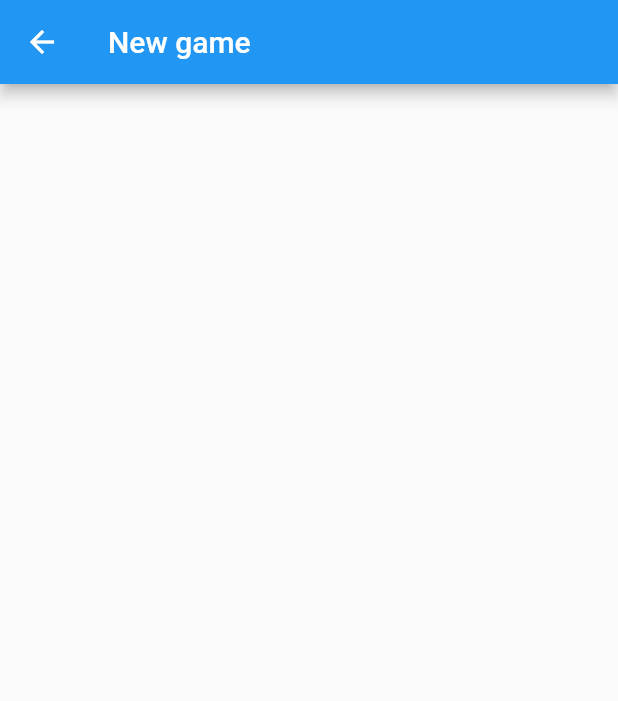
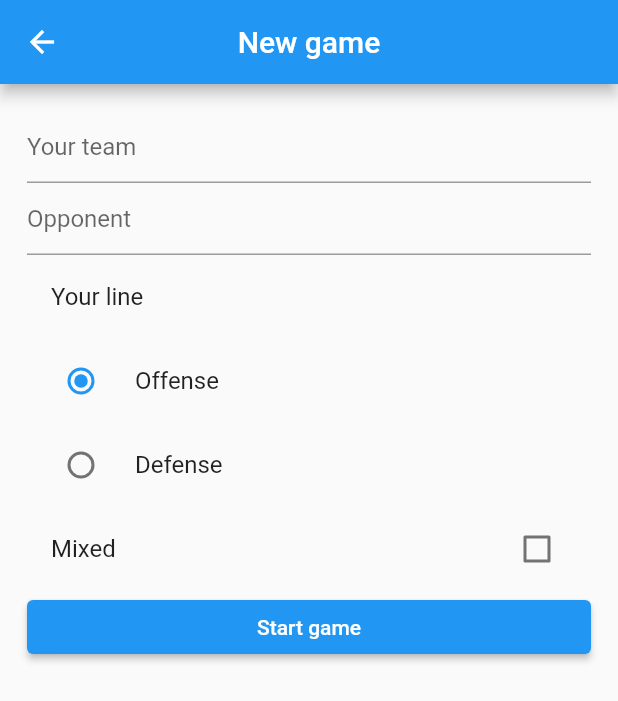
Before and after one commit to alfredoUcar/ultiplay, a Flutter app: the NewGame screen opened directly, on a phone screen of 412 x 824 dp. Shown: the top 701 px of the screen. Run offline on Flutter 3.47's test engine with Material 2 defaults, Android fonts, the phone set to English and light mode, and no system bars.

Commit message:
add form to setup new game settings

```diff
--- a/lib/main.dart
+++ b/lib/main.dart
@@ -35,15 +35,120 @@ class Home extends StatelessWidget {
   }
 }
 
-class NewGame extends StatelessWidget {
+class NewGame extends StatefulWidget {
   const NewGame({Key? key}) : super(key: key);
+
+  @override
+  _NewGameState createState() {
+    return _NewGameState();
+  }
+}
+
+class _NewGameState extends State<NewGame> {
+  bool _mixedGenreChecked = false;
+  final _formKey = GlobalKey<FormState>();
+  String _lineMode = 'offense';
+  String _genderRule = 'rule-a';
 
   @override
   Widget build(BuildContext context) {
     return Scaffold(
       appBar: AppBar(
         title: Text('New game'),
+        centerTitle: true,
+      ),
+      body: Container(
+        child: Padding(
+          padding: const EdgeInsets.all(18.0),
+          child: Form(
+            key: _formKey,
+            child: ListView(
+              children: [
+                TextFormField(
+                  decoration: InputDecoration(hintText: 'Your team'),
+                  validator: nonEmptyTextValidator,
+                ),
+                TextFormField(
+                  decoration: InputDecoration(hintText: 'Opponent'),
+                  validator: nonEmptyTextValidator,
+                ),
+                ListTile(
+                  title: Text('Your line'),
+                ),
+                RadioListTile(
+                  title: Text('Offense'),
+                  value: 'offense',
+                  groupValue: _lineMode,
+                  onChanged: updateLineMode,
+                ),
+                RadioListTile(
+                  title: Text('Defense'),
+                  value: 'defense',
+                  groupValue: _lineMode,
+                  onChanged: updateLineMode,
+                ),
+                CheckboxListTile(
+                  value: _mixedGenreChecked,
+                  onChanged: (bool? value) {
+                    setState(() {
+                      _mixedGenreChecked = value ?? false;
+                    });
+                  },
+                  title: Text('Mixed'),
+                ),
+                Visibility(
+                  visible: _mixedGenreChecked,
+                  child: Column(
+                    children: [
+                      ListTile(
+                        title: Text('Gender ratio'),
+                      ),
+                      RadioListTile(
+                        title: Text('Rule A'),
+                        value: 'rule-a',
+                        groupValue: _genderRule,
+                        onChanged: updateGenderRule,
+                      ),
+                      RadioListTile(
+                        title: Text('Rule B'),
+                        value: 'rule-b',
+                        groupValue: _genderRule,
+                        onChanged: updateGenderRule,
+                      ),
+                    ],
+                  ),
+                ),
+                ElevatedButton(
+                    onPressed: () {
+                      if (_formKey.currentState!.validate()) {
+                        print('form submitted');
+                      }
+                    },
+                    child: Text('Start game'))
+              ],
+            ),
+          ),
+        ),
       ),
     );
   }
+
+  void updateLineMode(String? value) {
+    setState(() {
+      _lineMode = value ?? 'offense';
+    });
+  }
+
+  void updateGenderRule(String? value) {
+    setState(() {
+      _genderRule = value ?? 'rule-a';
+    });
+  }
+
+  String? nonEmptyTextValidator(String? value) {
+    if (value == null || value.isEmpty) {
+      return 'Please enter some text';
+    }
+    return null;
+  }
 }
```
